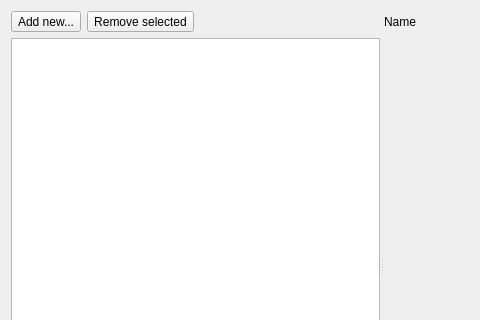
This is shell/launchconfigurationdialog.ui in KDE/kdevelop as Qt 5 draws it before an edit; both pictures show x 0 to 480 and y 0 to 320 of the 643 by 530 pixel window. The edited form follows.
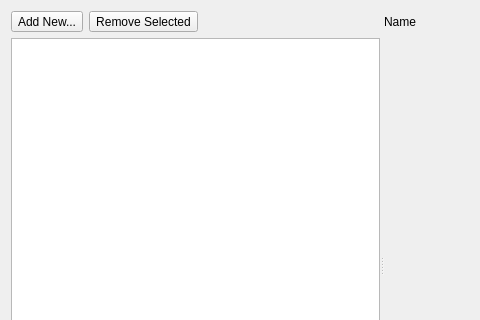
This is the edited form.

```diff
--- a/shell/launchconfigurationdialog.ui
+++ b/shell/launchconfigurationdialog.ui
@@ -37,7 +37,7 @@
        <item row="0" column="0">
         <widget class="QToolButton" name="addConfig">
          <property name="text">
-          <string>Add new...</string>
+          <string>Add New...</string>
          </property>
          <property name="popupMode">
           <enum>QToolButton::InstantPopup</enum>
@@ -50,7 +50,7 @@
        <item row="0" column="1">
         <widget class="QToolButton" name="deleteConfig">
          <property name="text">
-          <string>Remove selected</string>
+          <string>Remove Selected</string>
          </property>
          <property name="toolButtonStyle">
           <enum>Qt::ToolButtonTextBesideIcon</enum>
```
